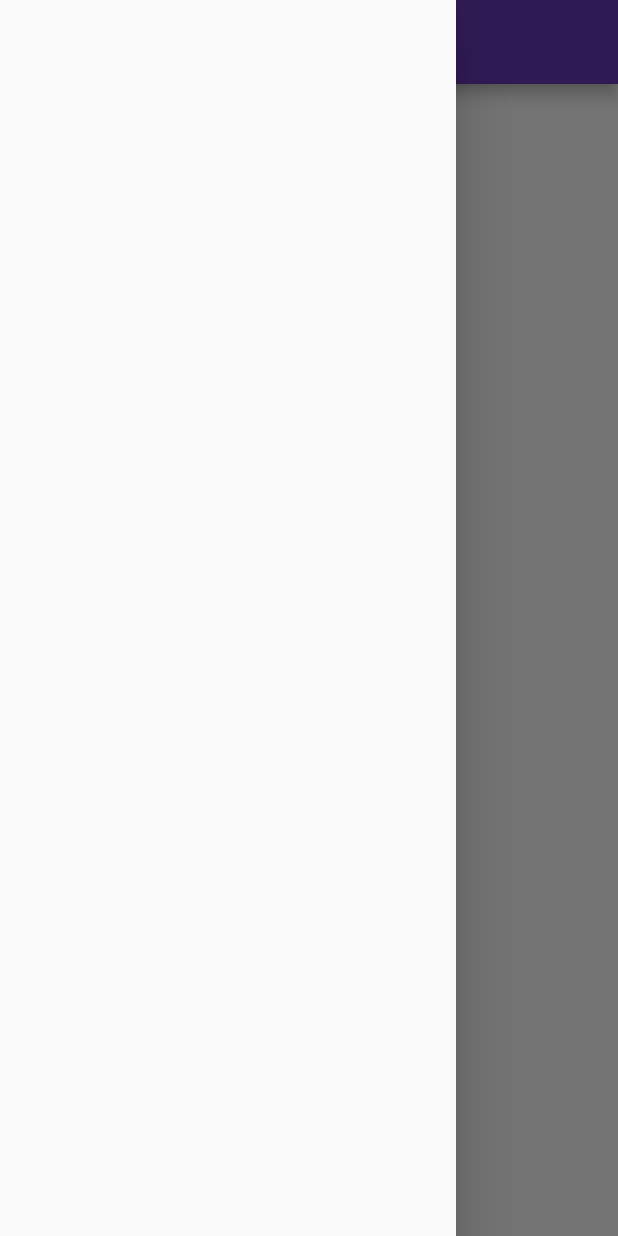
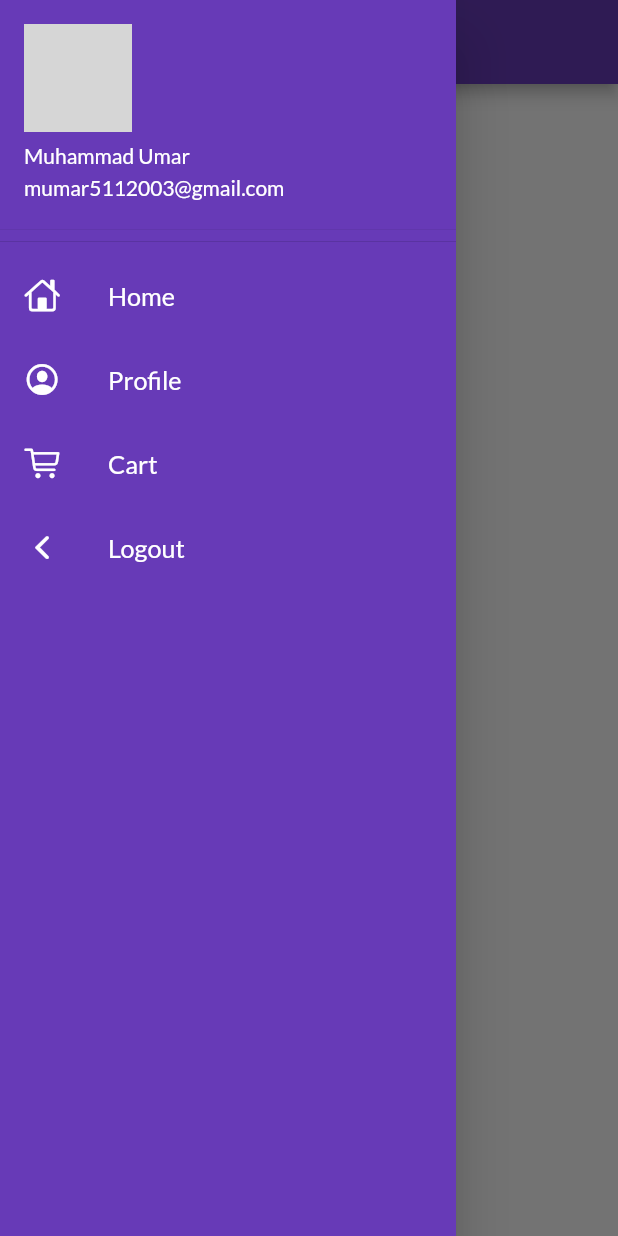
Before and after one commit to mumar5112003/catalog_app, a Flutter app: the HomePage screen opened by its route, with the side drawer open, on a phone screen of 412 x 824 dp. Run offline on Flutter 3.47's test engine with Material 2 defaults, Android fonts, the phone set to English and light mode, and no system bars; our stand-ins replace google_fonts; network calls fail; grey boxes are pictures that could not be loaded.

Commit message:
day 6 comp
Signed-off-by: Your Name <you@example.com>

```diff
--- a/lib/main.dart
+++ b/lib/main.dart
@@ -23,7 +23,7 @@ class MyApp extends StatelessWidget {
       darkTheme: ThemeData(
         brightness: Brightness.dark,
       ),
-      initialRoute: '/login',
+      // initialRoute: '/login',
       routes: {
         '/': (context) => LoginPage(),
         MyRoute.loginRoute: (context) => LoginPage(),
--- a/lib/pages/home_page.dart
+++ b/lib/pages/home_page.dart
@@ -1,4 +1,6 @@
 import 'package:flutter/material.dart';
+
+import '../widgets/drawer.dart';
 
 class HomePage extends StatelessWidget {
   const HomePage({super.key});
@@ -6,14 +8,14 @@ class HomePage extends StatelessWidget {
   Widget build(BuildContext context) {
     return Scaffold(
       appBar: AppBar(
-        title: Text("Catalog App"),
+        title: const Text("Catalog App"),
       ),
       body: Center(
         child: Container(
-          child: Text("Welcome to flutter app"),
+          child: const Text("Welcome to flutter app"),
         ),
       ),
-      drawer: Drawer(),
+      drawer: MyDrawer(),
     );
   }
 }
--- /dev/null
+++ b/lib/widgets/drawer.dart
@@ -0,0 +1,54 @@
+import 'package:flutter/cupertino.dart';
+import 'package:flutter/material.dart';
+
+import '../utils/routes.dart';
+
+class MyDrawer extends StatelessWidget {
+  const MyDrawer({super.key});
+  final imageUrl =
+      "https://virl.bc.ca/wp-content/uploads/2019/01/AccountIcon2.png";
+  @override
+  Widget build(BuildContext context) {
+    return Drawer(
+      child: Container(
+        color: Colors.deepPurple,
+        child: ListView(
+          padding: EdgeInsets.zero,
+          children: [
+            DrawerHeader(
+                padding: EdgeInsets.zero,
+                child: UserAccountsDrawerHeader(
+                  decoration: const BoxDecoration(color: Colors.deepPurple),
+                  accountName: const Text("Muhammad Umar"),
+                  accountEmail: const Text("mumar5112003@gmail.com"),
+                  currentAccountPicture: CircleAvatar(
+                    backgroundImage: NetworkImage(imageUrl),
+                  ),
+                )),
+            const ListTile(
+              leading: Icon(CupertinoIcons.home, color: Colors.white),
+              title: Text("Home",
+                  style: TextStyle(color: Colors.white), textScaleFactor: 1.2),
+            ),
+            const ListTile(
+              leading:
+                  Icon(CupertinoIcons.profile_circled, color: Colors.white),
+              title: Text("Profile",
+                  style: TextStyle(color: Colors.white), textScaleFactor: 1.2),
+            ),
+            const ListTile(
+              leading: Icon(CupertinoIcons.cart, color: Colors.white),
+              title: Text("Cart",
+                  style: TextStyle(color: Colors.white), textScaleFactor: 1.2),
+            ),
+            const ListTile(
+              leading: Icon(CupertinoIcons.back, color: Colors.white),
+              title: Text("Logout",
+                  style: TextStyle(color: Colors.white), textScaleFactor: 1.2),
+            ),
+          ],
+        ),
+      ),
+    );
+  }
+}
```
